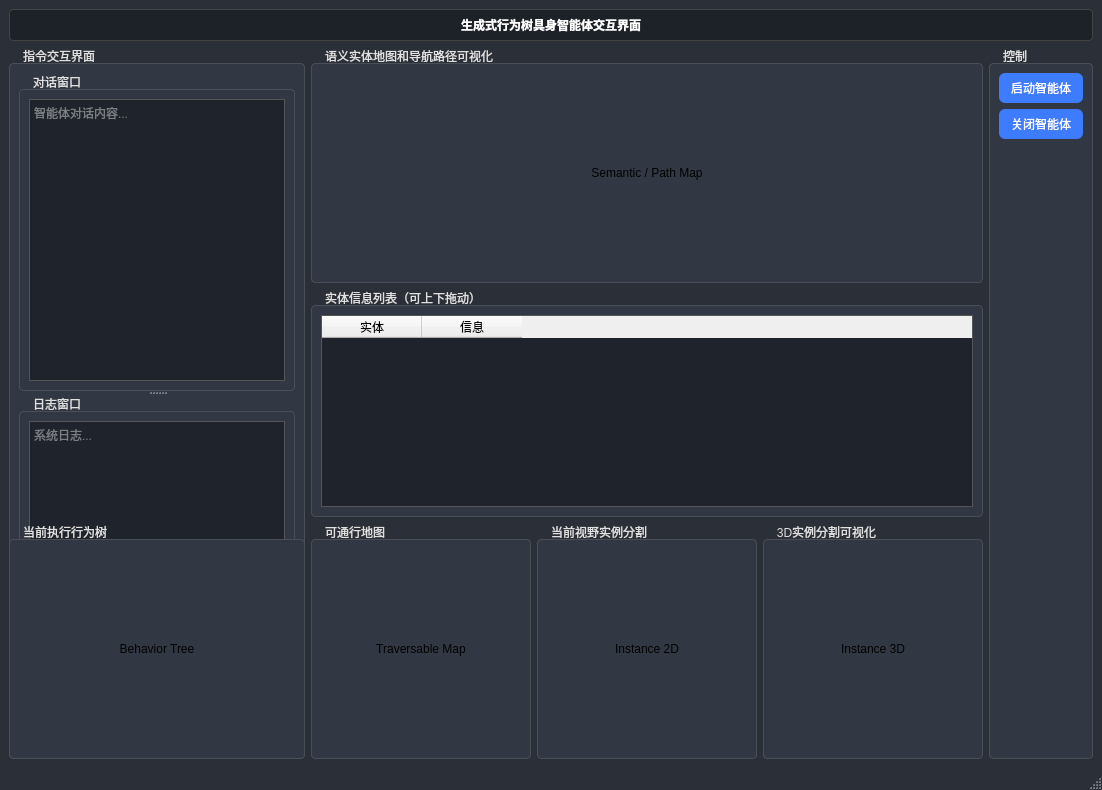
xyyandhtl/EmbodiedGenAgent, file app/window.ui: the form before one commit.
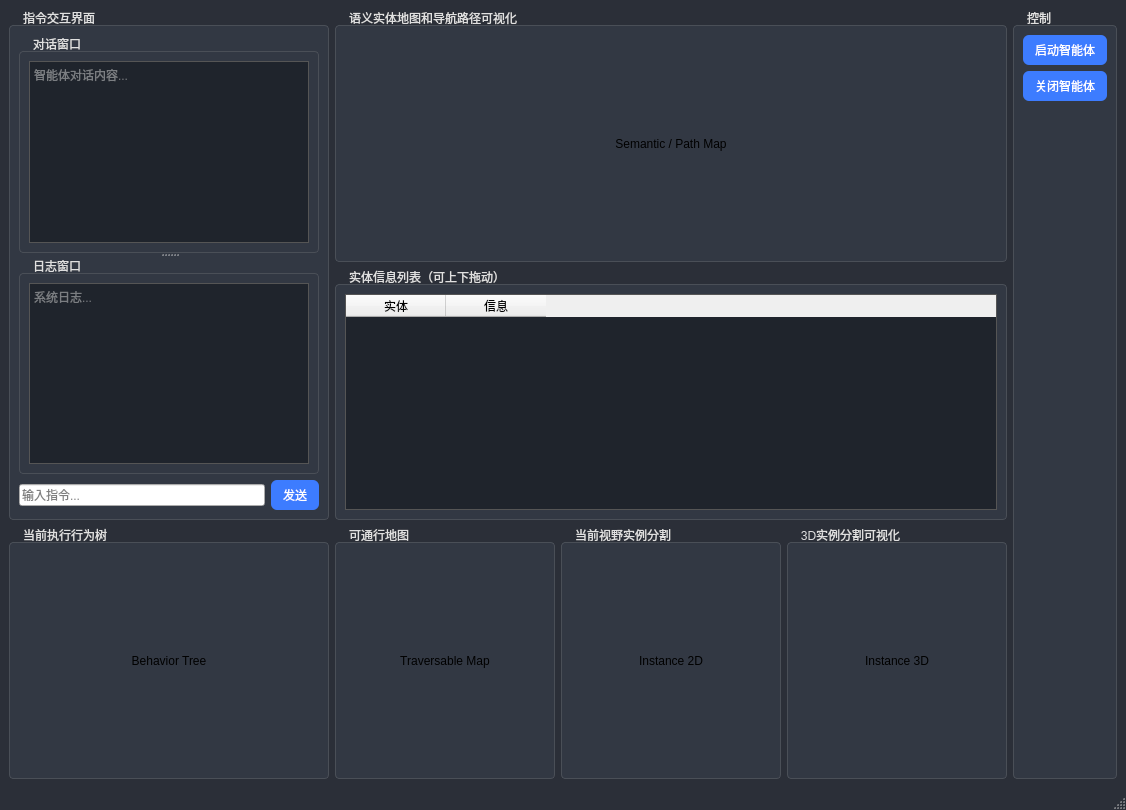
The form after the commit.

Patch:
```diff
--- a/app/window.ui
+++ b/app/window.ui
@@ -48,20 +48,10 @@
    </string>
   </property>
   <widget class="QWidget" name="centralwidget">
-   <layout class="QGridLayout" name="gridMain" rowstretch="0,1,1,1" columnstretch="0,1,1,1,0">
-    <item row="0" column="0" colspan="5">
-     <widget class="QLabel" name="titleLabel">
-      <property name="text">
-       <string>生成式行为树具身智能体交互界面</string>
-      </property>
-      <property name="alignment">
-       <set>Qt::AlignCenter</set>
-      </property>
-     </widget>
-    </item>
+   <layout class="QGridLayout" name="gridMain" rowstretch="0,2,2,2" columnstretch="2,1,1,1,0">
 
     <!-- 左侧指令交互界面 -->
-    <item row="1" column="0" rowspan="3">
+    <item row="1" column="0" rowspan="2">
      <widget class="QGroupBox" name="groupInteraction">
       <property name="title">
        <string>指令交互界面</string>
@@ -259,7 +249,13 @@
        <item>
         <widget class="QLabel" name="behaviorTreeLabel">
          <property name="minimumSize">
-          <size><width>220</width><height>200</height></size>
+          <size><width>300</width><height>200</height></size>
+         </property>
+         <property name="sizePolicy">
+          <sizepolicy hsizetype="Expanding" vsizetype="Expanding">
+           <horstretch>0</horstretch>
+           <verstretch>1</verstretch>
+          </sizepolicy>
          </property>
          <property name="alignment">
           <set>Qt::AlignCenter</set>
```
